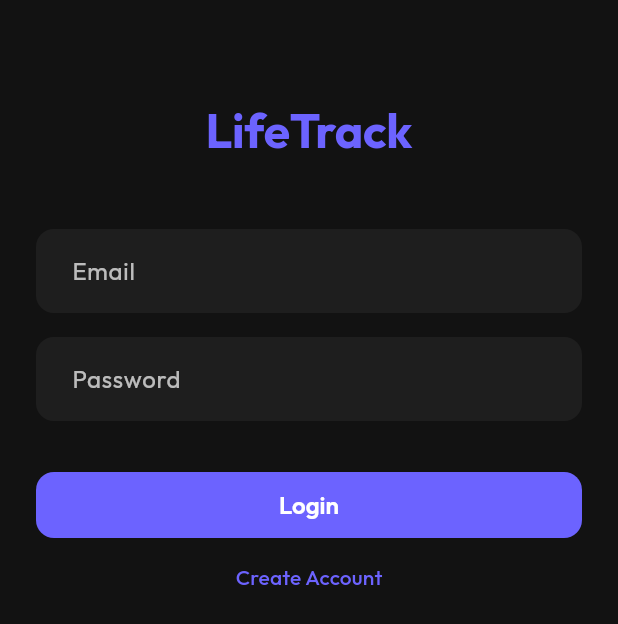
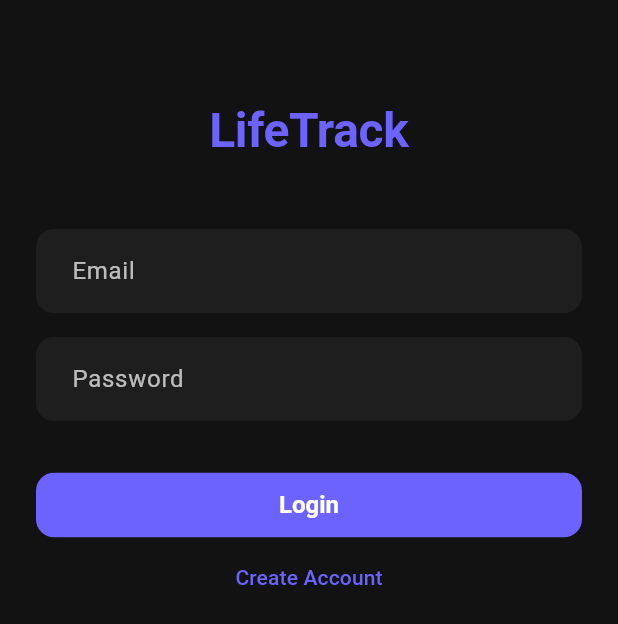
Before and after one commit to Hiruniathukorala/Life-Track, a Flutter app: the screen it shows after launch, on a phone screen of 412 x 824 dp. Shown: the part 260-884 px from the top of the screen. Run offline on Flutter 3.47's test engine with Material 3 defaults, Android fonts, the phone set to English and light mode, and no system bars.

Commit message:
feat: Initialize Flutter project with core application structure and dark theme definition.

```diff
--- a/lib/core/theme/app_theme.dart
+++ b/lib/core/theme/app_theme.dart
@@ -1,5 +1,5 @@
 import 'package:flutter/material.dart';
-import 'package:google_fonts/google_fonts.dart';
+
 
 class AppTheme {
   static const Color _primary = Color(0xFF6C63FF); // Modern Indigo
@@ -23,18 +23,18 @@ class AppTheme {
         onSecondary: Colors.white,
         onSurface: Colors.white70,
       ),
-      textTheme: GoogleFonts.outfitTextTheme(ThemeData.dark().textTheme).copyWith(
-        displayLarge: GoogleFonts.outfit(
+      textTheme: ThemeData.dark().textTheme.copyWith(
+        displayLarge: const TextStyle(
           fontSize: 32,
           fontWeight: FontWeight.bold,
           color: Colors.white,
         ),
-        titleLarge: GoogleFonts.outfit(
+        titleLarge: const TextStyle(
           fontSize: 22,
           fontWeight: FontWeight.w600,
           color: Colors.white,
         ),
-        bodyLarge: GoogleFonts.outfit(
+        bodyLarge: const TextStyle(
           fontSize: 16,
           color: Colors.white70,
         ),
@@ -80,7 +80,7 @@ class AppTheme {
           elevation: 0,
           padding: const EdgeInsets.symmetric(horizontal: 24, vertical: 12),
           shape: RoundedRectangleBorder(borderRadius: BorderRadius.circular(12)),
-          textStyle: GoogleFonts.outfit(fontSize: 16, fontWeight: FontWeight.w600),
+          textStyle: const TextStyle(fontSize: 16, fontWeight: FontWeight.w600),
         ),
       ),
     );
--- a/lib/main.dart
+++ b/lib/main.dart
@@ -1,17 +1,9 @@
 import 'package:flutter/material.dart';
-import 'package:firebase_core/firebase_core.dart';
-import 'package:provider/provider.dart';
 import 'core/theme/app_theme.dart';
 import 'features/auth/screens/login_screen.dart';
 import 'core/widgets/main_shell.dart';
 
-void main() async {
-  WidgetsFlutterBinding.ensureInitialized();
-  try {
-    await Firebase.initializeApp();
-  } catch (e) {
-    debugPrint('Firebase initialization failed (This is expected without google-services.json): $e');
-  }
+void main() {
   runApp(const LifeTrackApp());
 }
 
@@ -20,12 +12,7 @@ class LifeTrackApp extends StatelessWidget {
 
   @override
   Widget build(BuildContext context) {
-    return MultiProvider(
-      providers: [
-        // TODO: Add providers here (AuthProvider, DataProvider)
-        Provider(create: (_) => 'Hello World'),
-      ],
-      child: MaterialApp(
+    return MaterialApp(
       title: 'LifeTrack',
       theme: AppTheme.darkTheme,
       debugShowCheckedModeBanner: false,
@@ -35,7 +22,6 @@ class LifeTrackApp extends StatelessWidget {
         '/home': (context) => const MainShell(),
         '/login': (context) => const LoginScreen(),
       },
-      ),
     );
   }
 }
@@ -45,8 +31,7 @@ class LoginWrapper extends StatelessWidget {
 
   @override
   Widget build(BuildContext context) {
-    // TODO: Check auth state here
-    // For now, assume logged out
+    // For prototype, go directly to Login
     return const LoginScreen();
   }
 }
```
Also changed, not shown: pubspec.yaml (+1 -9 lines), pubspec.lock (added), 7 other files. Lines whose indentation alone changed are shown as unchanged.
